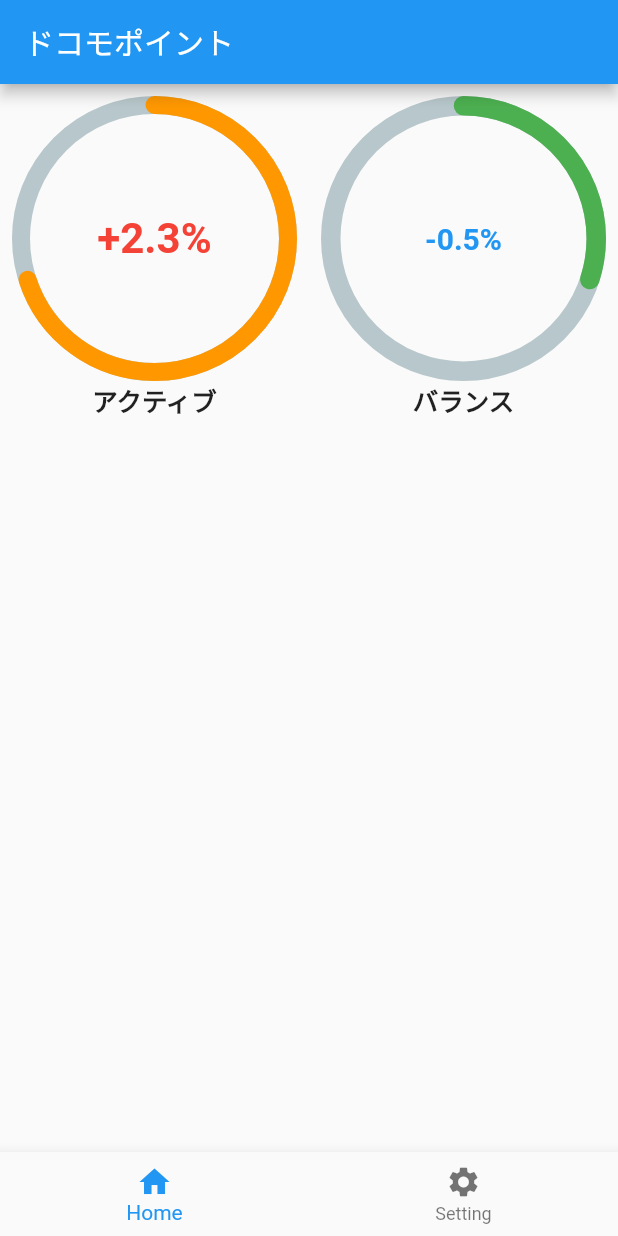
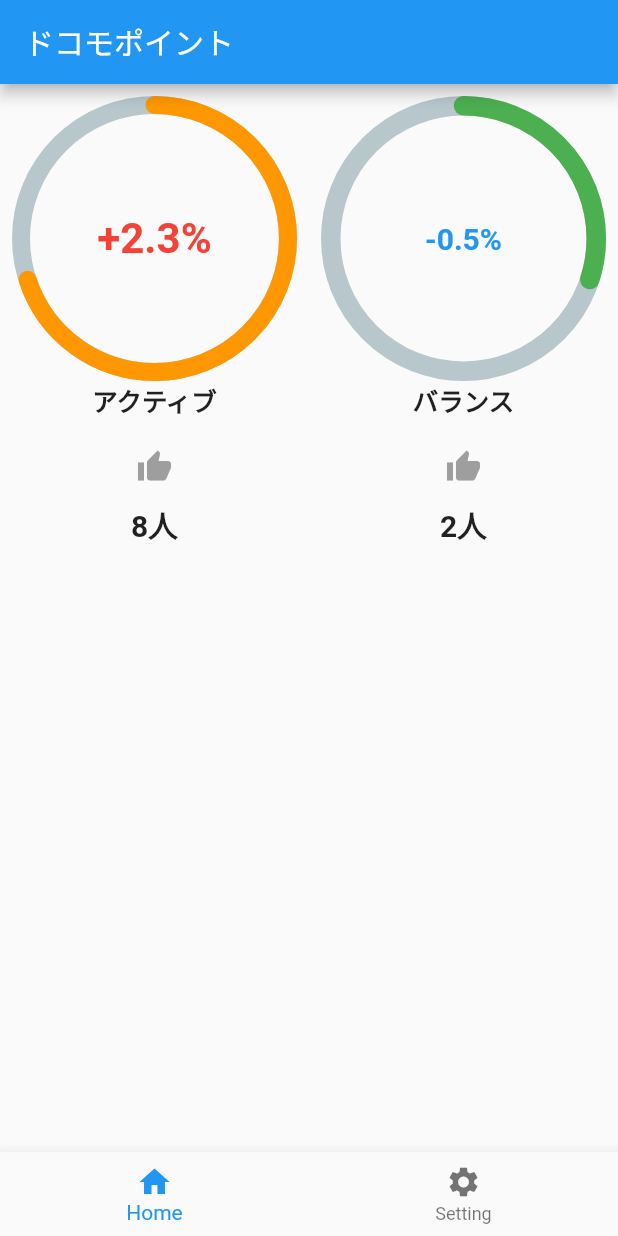
Before and after one commit to yun8686/dpoint_viewer, a Flutter app: the screen it shows after launch, on a phone screen of 412 x 824 dp. Run offline on Flutter 3.47's test engine with Material 2 defaults, Android fonts, the phone set to English and light mode, and no system bars; drawn by our look-alikes of percent_indicator.

Commit message:
アイコンと人数を追加

```diff
--- a/lib/main.dart
+++ b/lib/main.dart
@@ -22,17 +22,24 @@ class HomePage extends StatefulWidget {
 
 class _HomePageState extends State<HomePage> {
   int _selectedIndex = 0;
-  double active_percent = 0.7;
-  double balance_percent = 0.3;
+  double activePercent = 0.7;
+  double balancePercent = 0.3;
+  bool pressActiveGood = false;
+  bool pressBalanceGood = false;
+  int activeCount = 8;
+  int balanceCount = 2;
 
   @override
   Widget build(BuildContext context) {
     final Size size = MediaQuery.of(context).size;
+
     return Scaffold(
       appBar: AppBar(
         title: const Text('ドコモポイント'),
       ),
-      body: Row(
+      body: Column(
+        children: <Widget>[
+          Row(
             children: <Widget>[
               Padding(
                 padding: EdgeInsets.all(8.0),
@@ -40,7 +47,7 @@ class _HomePageState extends State<HomePage> {
                   radius: size.width / 2 - 16,
                   lineWidth: 12.0,
                   animation: true,
-              percent: active_percent,
+                  percent: activePercent,
                   center: new Text(
                     "+2.3%",
                     style: new TextStyle(
@@ -51,8 +58,8 @@ class _HomePageState extends State<HomePage> {
                   ),
                   footer: new Text(
                     "アクティブ",
-                style:
-                    new TextStyle(fontWeight: FontWeight.bold, fontSize: 17.0),
+                    style: new TextStyle(
+                        fontWeight: FontWeight.bold, fontSize: 17.0),
                   ),
                   circularStrokeCap: CircularStrokeCap.round,
                   progressColor: Colors.orange,
@@ -64,7 +71,7 @@ class _HomePageState extends State<HomePage> {
                   radius: size.width / 2 - 16,
                   lineWidth: 13.0,
                   animation: true,
-              percent: balance_percent,
+                  percent: balancePercent,
                   center: new Text(
                     "-0.5%",
                     style: new TextStyle(
@@ -75,13 +82,71 @@ class _HomePageState extends State<HomePage> {
                   ),
                   footer: new Text(
                     "バランス",
-                style:
-                    new TextStyle(fontWeight: FontWeight.bold, fontSize: 17.0),
+                    style: new TextStyle(
+                        fontWeight: FontWeight.bold, fontSize: 17.0),
                   ),
                   circularStrokeCap: CircularStrokeCap.round,
                   progressColor: Colors.green,
                 ),
               ),
+            ],
+          ),
+          Row(children: <Widget>[
+            Expanded(
+              child: IconButton(
+                icon: Icon(
+                  Icons.thumb_up,
+                  color: pressActiveGood ? Colors.blue : Colors.grey,
+                ),
+                onPressed: () {
+                  setState(() {
+                    pressActiveGood = !pressActiveGood;
+                    if (pressActiveGood)
+                      activeCount = activeCount + 1;
+                    else
+                      activeCount = activeCount - 1;
+                  });
+                },
+              ),
+            ),
+            Expanded(
+              child: IconButton(
+                icon: Icon(
+                  Icons.thumb_up,
+                  color: pressBalanceGood ? Colors.blue : Colors.grey,
+                ),
+                onPressed: () {
+                  setState(() {
+                    pressBalanceGood = !pressBalanceGood;
+                    if (pressBalanceGood)
+                      balanceCount = balanceCount + 1;
+                    else
+                      balanceCount = balanceCount - 1;
+                  });
+                },
+              ),
+            ),
+          ]),
+          Row(children: <Widget>[
+            Expanded(
+                child: Text(
+              '$activeCount人',
+              textAlign: TextAlign.center,
+              style: TextStyle(
+                fontWeight: FontWeight.bold,
+                fontSize: 20,
+              ),
+            )),
+            Expanded(
+                child: Text(
+              '$balanceCount人',
+              textAlign: TextAlign.center,
+              style: TextStyle(
+                fontWeight: FontWeight.bold,
+                fontSize: 20,
+              ),
+            )),
+          ])
         ],
       ),
       bottomNavigationBar: BottomNavigationBar(
```
Lines whose indentation alone changed are shown as unchanged.
